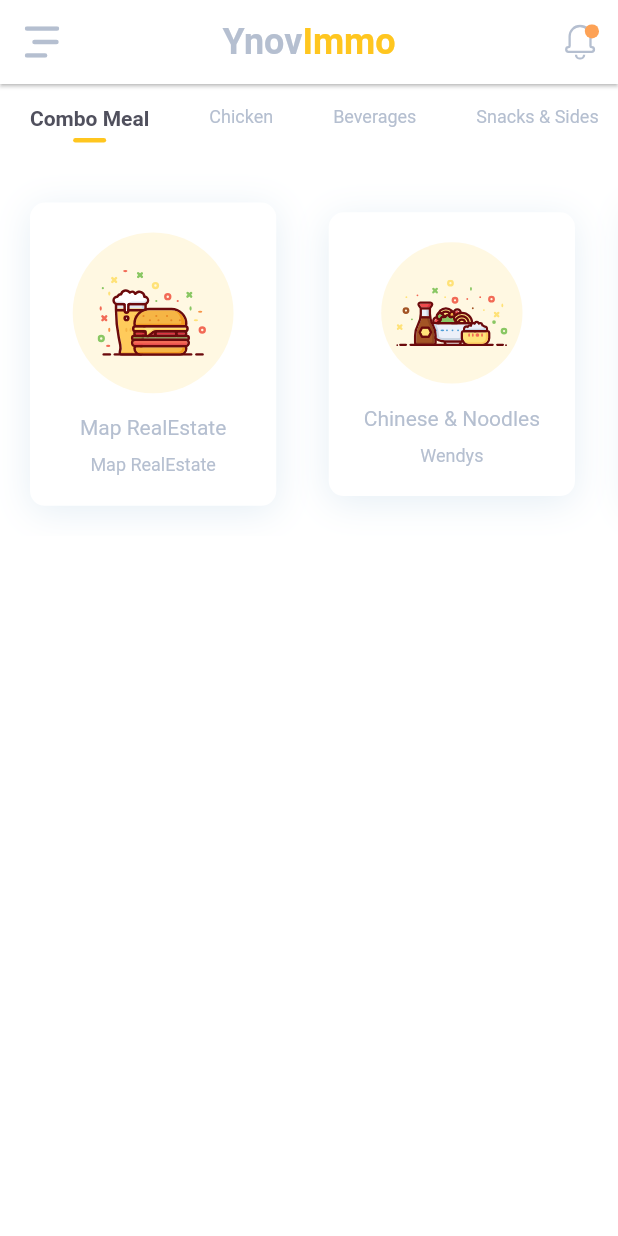
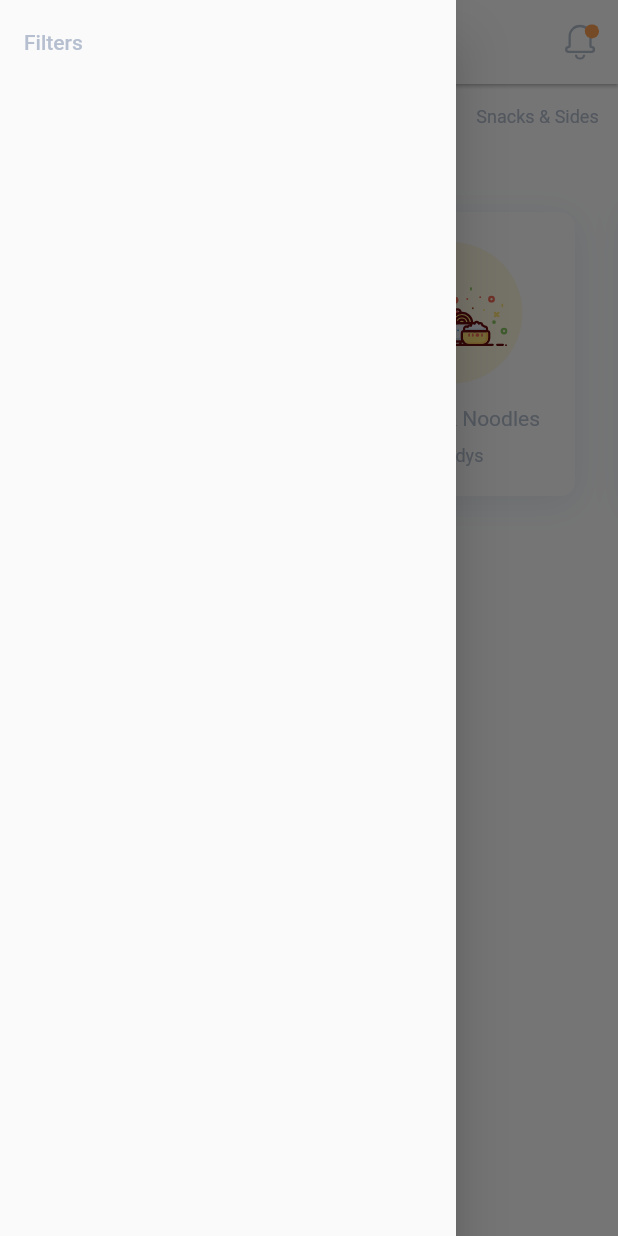
Before and after one commit to Br4x/ynov-immo-2021, a Flutter app: the screen it shows after launch, with the side drawer open (before the commit the screen has no drawer), on a phone screen of 412 x 824 dp. Run offline on Flutter 3.47's test engine with Material 2 defaults, Android fonts, the phone set to English and light mode, and no system bars; our stand-ins replace flutter_map, flutter_svg, latlong, smooth_star_rating; missing offline and left inert: flutter_map_marker_popup.

```diff
--- a/lib/main.dart
+++ b/lib/main.dart
@@ -1,7 +1,7 @@
 import 'package:flutter/material.dart';
 import 'package:ynov_immo/constants.dart';
+import 'package:ynov_immo/pages/filters/filter-page.dart';
 import 'package:ynov_immo/pages/home/home-screen.dart';
-
 
 void main() => runApp(MyApp());
 
@@ -9,7 +9,6 @@ class MyApp extends StatelessWidget {
   // This widget is the root of your application.
   @override
   Widget build(BuildContext context) {
-
     return MaterialApp(
       debugShowCheckedModeBanner: false,
       title: 'Ynov Immo',
@@ -22,6 +21,9 @@ class MyApp extends StatelessWidget {
         ),
       ),
       home: HomeScreen(),
+      routes: <String, WidgetBuilder>{
+        '/filters': (BuildContext context) => Filter(),
+      },
     );
   }
 }
--- a/lib/pages/home/components/app_bar.dart
+++ b/lib/pages/home/components/app_bar.dart
@@ -1,3 +1,5 @@
+// ignore_for_file: missing_required_param
+
 import 'package:flutter/material.dart';
 import 'package:flutter_svg/flutter_svg.dart';
 import 'package:ynov_immo/constants.dart';
@@ -9,7 +11,8 @@ AppBar homeAppBar(BuildContext context) {
     elevation: 1,
     leading: IconButton(
       icon: SvgPicture.asset("assets/icons/menu.svg"),
-      onPressed: () {},
+      onPressed: () => {Navigator.of(context).pushNamed('/filters')},
+      tooltip: MaterialLocalizations.of(context).openAppDrawerTooltip,
     ),
     title: RichText(
       text: TextSpan(
--- a/lib/pages/home/home-screen.dart
+++ b/lib/pages/home/home-screen.dart
@@ -1,18 +1,19 @@
 import 'package:flutter/material.dart';
+import 'package:ynov_immo/pages/filters/filter-page.dart';
 import 'package:ynov_immo/pages/home/components/app_bar.dart';
 import 'package:ynov_immo/pages/home/components/body.dart';
 import 'package:ynov_immo/api.dart';
 
-
-void login () {
+void login() {
   var apiInstance = new AuthApi();
-  var user = new User(email: "admin@admin.com", password: "admin"); // User | create user
+  var user = new User(
+      email: "admin@admin.com", password: "admin"); // User | create user
 
   try {
-      var result = apiInstance.loginPost(user);
-      print(result);
+    var result = apiInstance.loginPost(user);
+    print(result);
   } catch (e) {
-      print("Exception when calling AuthApi->loginPost: $e\n");
+    print("Exception when calling AuthApi->loginPost: $e\n");
   }
 }
 
@@ -21,6 +22,18 @@ class HomeScreen extends StatelessWidget {
   Widget build(BuildContext context) {
     return Scaffold(
       appBar: homeAppBar(context),
+      drawer: Drawer(
+          child: ListView(padding: EdgeInsets.zero, children: [
+        ListTile(
+          title: const Text('Filters'),
+          onTap: () {
+            Navigator.push(
+              context,
+              MaterialPageRoute<void>(builder: (context) => Filter()),
+            );
+          },
+        )
+      ])),
       body: Body(),
     );
   }
```
